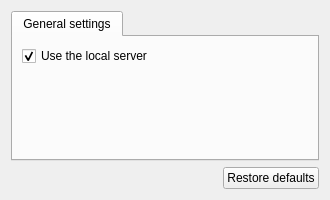
Old version of the form gns3/modules/docker/ui/docker_preferences_page.ui in the repository GNS3/gns3-gui.
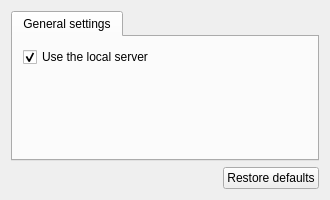
New version of the form.

Commit message: Force content margins for tab layouts.

What changed in the file:
```diff
--- a/gns3/modules/docker/ui/docker_preferences_page.ui
+++ b/gns3/modules/docker/ui/docker_preferences_page.ui
@@ -27,6 +27,9 @@
        <string>General settings</string>
       </attribute>
       <layout class="QVBoxLayout" name="verticalLayout_2">
+       <property name="margin">
+        <number>10</number>
+       </property>
        <item>
         <widget class="QCheckBox" name="uiUseLocalServercheckBox">
          <property name="text">
```
The commit also changes 20 other files.
